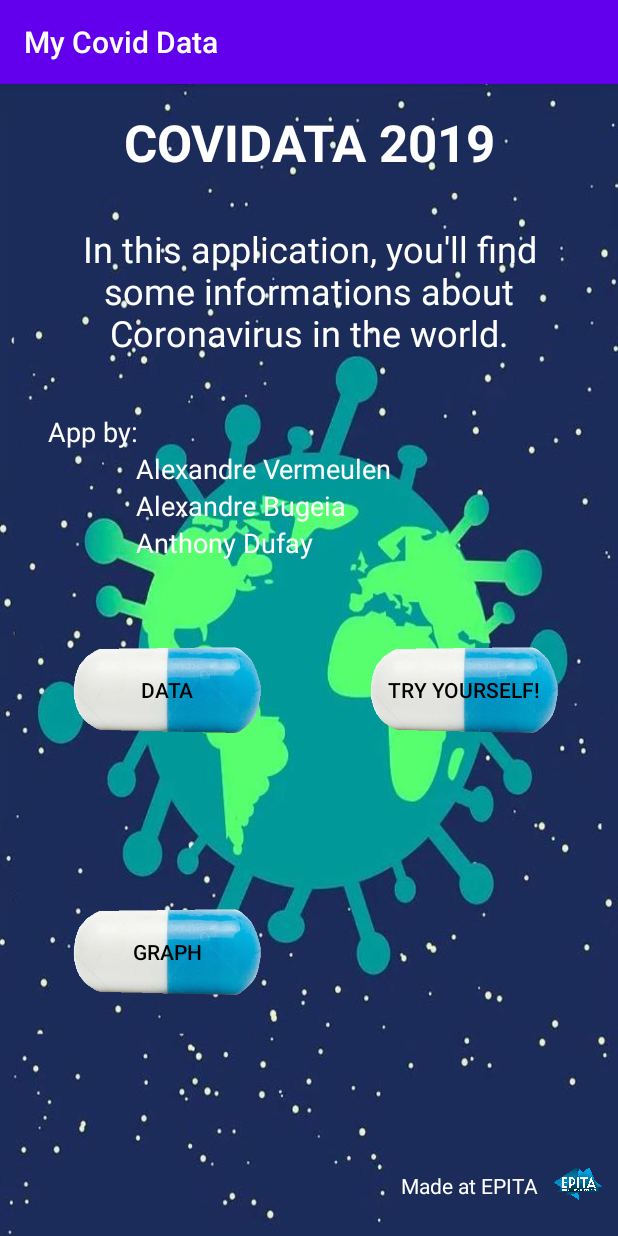
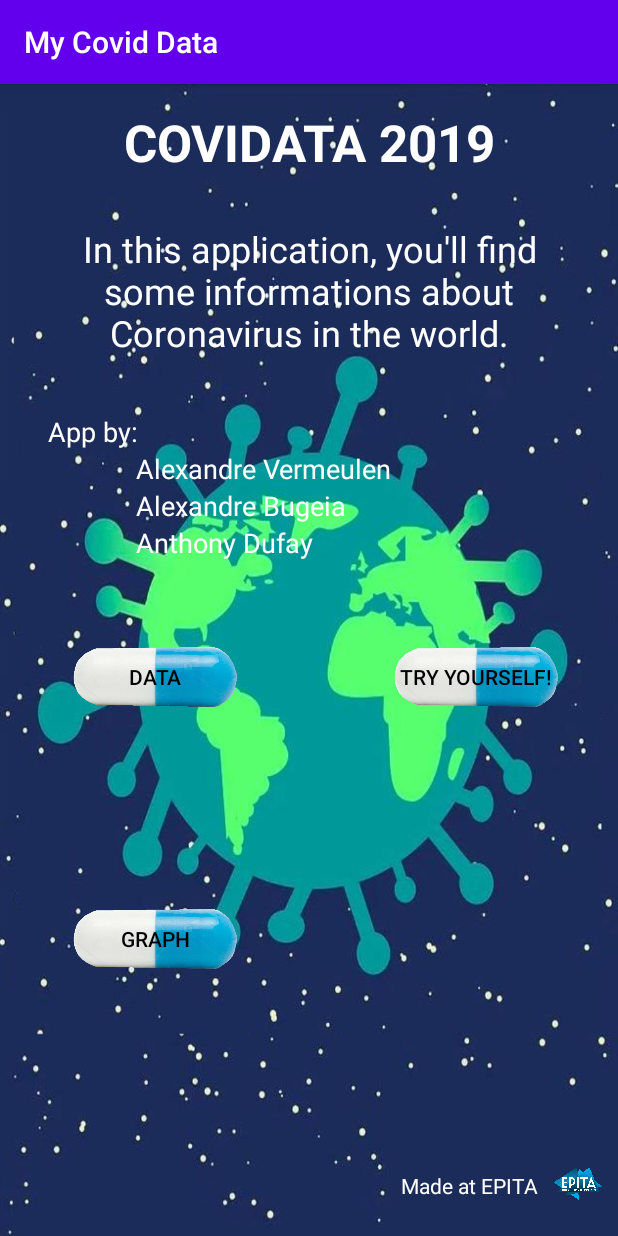
Before and after one commit to BugeBuge/ing1_p22_covidata2019, an Android app: the screen it shows after launch (MainActivity), on a phone screen of 412 x 824 dp. Run offline under Robolectric (Android 15) with nearby library versions, the phone set to English and light mode, and no system bars.

Commit message:
button size

```diff
--- a/MyCovidData/app/src/main/res/layout-land/activity_main.xml
+++ b/MyCovidData/app/src/main/res/layout-land/activity_main.xml
@@ -93,7 +93,7 @@
     <Button
         android:id="@+id/button_data"
         android:layout_width="109dp"
-        android:layout_height="57dp"
+        android:layout_height="40dp"
         android:layout_marginStart="4dp"
         android:layout_marginBottom="7dp"
         android:background="@drawable/comprimebleu"
@@ -122,7 +122,7 @@
     <Button
         android:id="@+id/button_Graph"
         android:layout_width="109dp"
-        android:layout_height="57dp"
+        android:layout_height="40dp"
         android:background="@drawable/comprimebleu"
         android:text="@string/graph"
         app:layout_constraintEnd_toStartOf="@+id/button_surprise"
@@ -141,7 +141,7 @@
     <Button
         android:id="@+id/button_surprise"
         android:layout_width="109dp"
-        android:layout_height="57dp"
+        android:layout_height="40dp"
         android:layout_marginEnd="196dp"
         android:background="@drawable/comprimebleu"
         android:text="@string/clique_ici"
--- a/MyCovidData/app/src/main/res/layout/activity_graph.xml
+++ b/MyCovidData/app/src/main/res/layout/activity_graph.xml
@@ -24,7 +24,7 @@
     <Button
         android:id="@+id/GraphButtonConfirmed"
         android:layout_width="109dp"
-        android:layout_height="57dp"
+        android:layout_height="40dp"
         android:layout_marginBottom="20dp"
         android:background="@drawable/comprimebleu"
         android:text="@string/confirmed_btn"
@@ -36,7 +36,7 @@
     <Button
         android:id="@+id/GraphButtonDeath"
         android:layout_width="109dp"
-        android:layout_height="57dp"
+        android:layout_height="40dp"
         android:background="@drawable/comprimebleu"
         android:text="@string/deaths_btn"
         app:layout_constraintEnd_toStartOf="@+id/GraphButtonRecovered"
@@ -47,7 +47,7 @@
     <Button
         android:id="@+id/GraphButtonRecovered"
         android:layout_width="109dp"
-        android:layout_height="57dp"
+        android:layout_height="40dp"
         android:background="@drawable/comprimebleu"
         android:text="@string/recovered_btn"
         app:layout_constraintEnd_toEndOf="parent"
--- a/MyCovidData/app/src/main/res/layout/activity_main.xml
+++ b/MyCovidData/app/src/main/res/layout/activity_main.xml
@@ -93,8 +93,8 @@
 
     <Button
         android:id="@+id/button_data"
-        android:layout_width="125dp"
-        android:layout_height="57dp"
+        android:layout_width="109dp"
+        android:layout_height="40dp"
         android:layout_marginTop="57dp"
         android:background="@drawable/comprimebleu"
         android:focusableInTouchMode="true"
@@ -124,8 +124,8 @@
 
     <Button
         android:id="@+id/button_Graph"
-        android:layout_width="125dp"
-        android:layout_height="57dp"
+        android:layout_width="109dp"
+        android:layout_height="40dp"
         android:background="@drawable/comprimebleu"
         android:text="@string/graph"
         android:textColor="#000000"
@@ -144,8 +144,8 @@
 
     <Button
         android:id="@+id/button_surprise"
-        android:layout_width="125dp"
-        android:layout_height="57dp"
+        android:layout_width="109dp"
+        android:layout_height="40dp"
         android:layout_marginEnd="40dp"
         android:background="@drawable/comprimebleu"
         android:text="@string/clique_ici"
```
